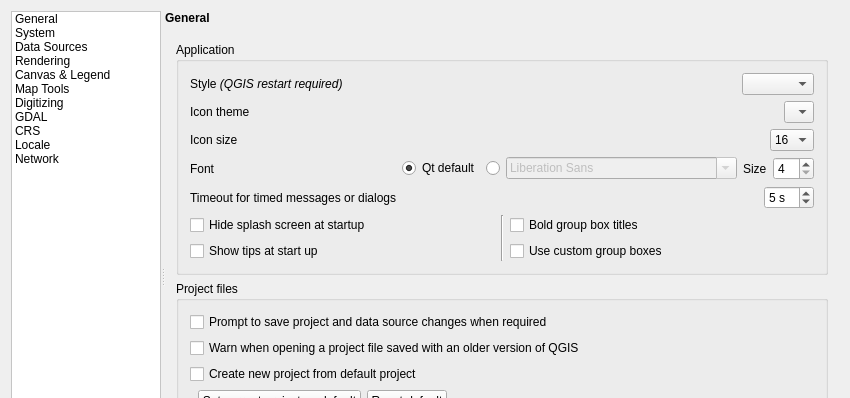
Old version of the form src/ui/qgsoptionsbase.ui in the repository carsmie/QGIS; both pictures show x 0 to 850 and y 0 to 398 of the 850 by 580 pixel window.
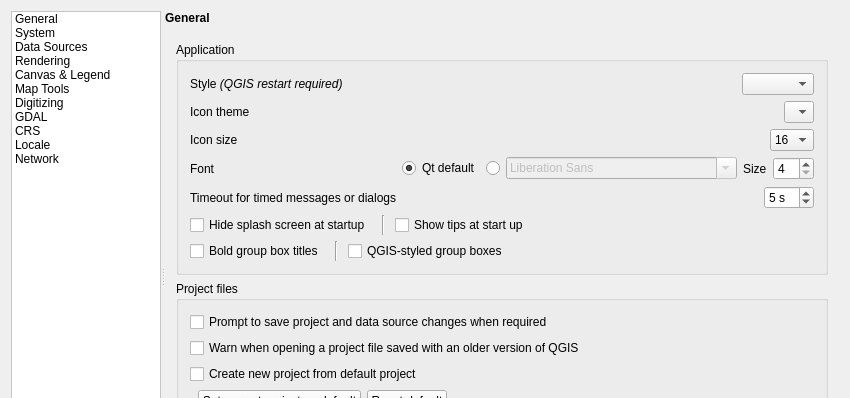
New version of the form. Icons and pictures are not drawn. Custom widgets are drawn as their Qt base class.

Commit message: Add Qt styles flags to QgsAppStyleSheet and update styled group boxes

Patch:
```diff
--- a/src/ui/qgsoptionsbase.ui
+++ b/src/ui/qgsoptionsbase.ui
@@ -269,8 +269,8 @@
                <rect>
                 <x>0</x>
                 <y>0</y>
-                <width>663</width>
-                <height>562</height>
+                <width>654</width>
+                <height>538</height>
                </rect>
               </property>
               <layout class="QVBoxLayout" name="verticalLayout_28">
@@ -524,39 +524,74 @@
                    </layout>
                   </item>
                   <item>
-                   <layout class="QGridLayout" name="gridLayout_3">
-                    <item row="0" column="1" rowspan="2">
-                     <widget class="Line" name="line_2">
+                   <layout class="QHBoxLayout" name="horizontalLayout_29">
+                    <item>
+                     <widget class="QCheckBox" name="cbxHideSplash">
+                      <property name="sizePolicy">
+                       <sizepolicy hsizetype="Maximum" vsizetype="Fixed">
+                        <horstretch>0</horstretch>
+                        <verstretch>0</verstretch>
+                       </sizepolicy>
+                      </property>
+                      <property name="text">
+                       <string>Hide splash screen at startup</string>
+                      </property>
+                     </widget>
+                    </item>
+                    <item>
+                     <widget class="Line" name="line_3">
+                      <property name="minimumSize">
+                       <size>
+                        <width>12</width>
+                        <height>0</height>
+                       </size>
+                      </property>
                       <property name="orientation">
                        <enum>Qt::Vertical</enum>
                       </property>
                      </widget>
                     </item>
-                    <item row="1" column="2">
-                     <widget class="QCheckBox" name="mCustomGroupBoxChkBx">
-                      <property name="text">
-                       <string>Use custom group boxes</string>
-                      </property>
-                     </widget>
-                    </item>
-                    <item row="1" column="0">
+                    <item>
                      <widget class="QCheckBox" name="cbxShowTips">
                       <property name="text">
                        <string>Show tips at start up</string>
                       </property>
                      </widget>
                     </item>
-                    <item row="0" column="2">
+                   </layout>
+                  </item>
+                  <item>
+                   <layout class="QHBoxLayout" name="horizontalLayout_30">
+                    <item>
                      <widget class="QCheckBox" name="mBoldGroupBoxTitleChkBx">
+                      <property name="sizePolicy">
+                       <sizepolicy hsizetype="Maximum" vsizetype="Fixed">
+                        <horstretch>0</horstretch>
+                        <verstretch>0</verstretch>
+                       </sizepolicy>
+                      </property>
                       <property name="text">
                        <string>Bold group box titles</string>
                       </property>
                      </widget>
                     </item>
-                    <item row="0" column="0">
-                     <widget class="QCheckBox" name="cbxHideSplash">
+                    <item>
+                     <widget class="Line" name="line_2">
+                      <property name="minimumSize">
+                       <size>
+                        <width>12</width>
+                        <height>0</height>
+                       </size>
+                      </property>
+                      <property name="orientation">
+                       <enum>Qt::Vertical</enum>
+                      </property>
+                     </widget>
+                    </item>
+                    <item>
+                     <widget class="QCheckBox" name="mCustomGroupBoxChkBx">
                       <property name="text">
-                       <string>Hide splash screen at startup</string>
+                       <string>QGIS-styled group boxes</string>
                       </property>
                      </widget>
                     </item>
```
Left out of the diff: 40 changed lines with no effect on the pictures. The commit also changes 2 other files.
